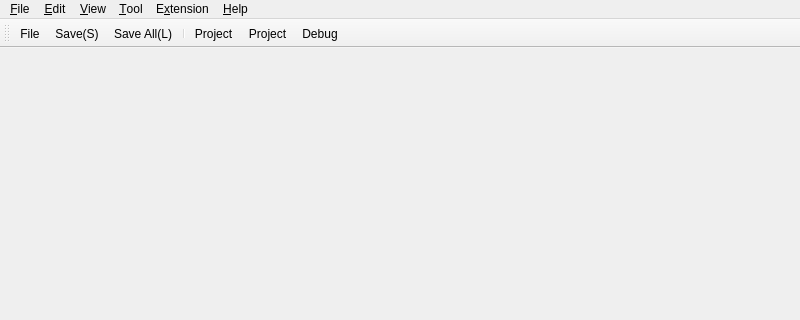
This is App/idewindow.ui in fengzhu2007/anycode as Qt 5 draws it before an edit; both pictures show x 0 to 800 and y 0 to 320 of the 800 by 600 pixel window. The edited form follows.
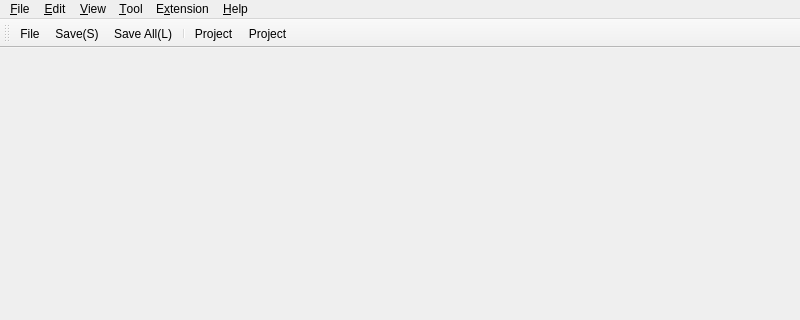
This is the edited form. Icons and pictures are not drawn.

What changed in the file:
```diff
--- a/App/idewindow.ui
+++ b/App/idewindow.ui
@@ -172,7 +172,6 @@
    <addaction name="separator"/>
    <addaction name="actionNew_Project"/>
    <addaction name="actionOpen_Project"/>
-   <addaction name="actionDebug"/>
   </widget>
   <action name="actionNew_Project">
    <property name="icon">
```
